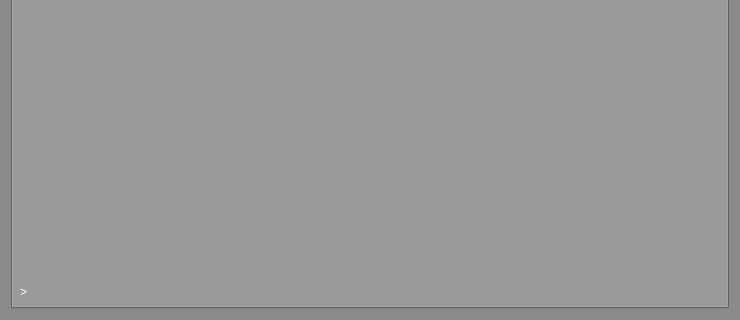
Qt form src/qt/forms/rpcconsole.ui (Sterlingcoin/Sterlingcoin-1.7-Release) before a commit; both pictures show x 0 to 740 and y 171 to 491 of the 740 by 491 pixel window.
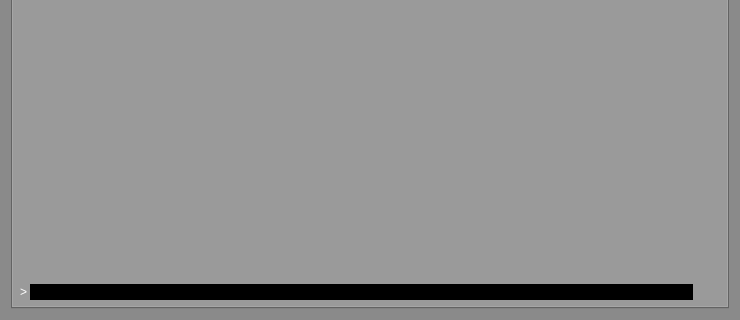
The same form after that commit. The open tabs and pages were chosen to show the change. Icons and pictures are not drawn.

Commit message: RPC console input style tweek for dark text inputs match

```diff
--- a/src/qt/forms/rpcconsole.ui
+++ b/src/qt/forms/rpcconsole.ui
@@ -5292,7 +5292,7 @@
               </colorrole>
               <colorrole role="Button">
                <brush brushstyle="SolidPattern">
-                <color alpha="0">
+                <color alpha="255">
                  <red>0</red>
                  <green>0</green>
                  <blue>0</blue>
@@ -5319,7 +5319,7 @@
               </colorrole>
               <colorrole role="Base">
                <brush brushstyle="SolidPattern">
-                <color alpha="0">
+                <color alpha="255">
                  <red>0</red>
                  <green>0</green>
                  <blue>0</blue>
@@ -5328,7 +5328,7 @@
               </colorrole>
               <colorrole role="Window">
                <brush brushstyle="SolidPattern">
-                <color alpha="0">
+                <color alpha="255">
                  <red>0</red>
                  <green>0</green>
                  <blue>0</blue>
@@ -5357,7 +5357,7 @@
               </colorrole>
               <colorrole role="Button">
                <brush brushstyle="SolidPattern">
-                <color alpha="0">
+                <color alpha="255">
                  <red>0</red>
                  <green>0</green>
                  <blue>0</blue>
@@ -5384,7 +5384,7 @@
               </colorrole>
               <colorrole role="Base">
                <brush brushstyle="SolidPattern">
-                <color alpha="0">
+                <color alpha="255">
                  <red>0</red>
                  <green>0</green>
                  <blue>0</blue>
@@ -5393,7 +5393,7 @@
               </colorrole>
               <colorrole role="Window">
                <brush brushstyle="SolidPattern">
-                <color alpha="0">
+                <color alpha="255">
                  <red>0</red>
                  <green>0</green>
                  <blue>0</blue>
@@ -5422,7 +5422,7 @@
               </colorrole>
               <colorrole role="Button">
                <brush brushstyle="SolidPattern">
-                <color alpha="0">
+                <color alpha="255">
                  <red>0</red>
                  <green>0</green>
                  <blue>0</blue>
@@ -5449,7 +5449,7 @@
               </colorrole>
               <colorrole role="Base">
                <brush brushstyle="SolidPattern">
-                <color alpha="0">
+                <color alpha="255">
                  <red>0</red>
                  <green>0</green>
                  <blue>0</blue>
@@ -5458,7 +5458,7 @@
               </colorrole>
               <colorrole role="Window">
                <brush brushstyle="SolidPattern">
-                <color alpha="0">
+                <color alpha="255">
                  <red>0</red>
                  <green>0</green>
                  <blue>0</blue>
@@ -5484,7 +5484,7 @@
             <bool>false</bool>
            </property>
            <property name="styleSheet">
-            <string notr="true">background: transparent; color: rgb(255,255,255);</string>
+            <string notr="true">background-color: rgb(0,0,0); color: rgb(255,255,255);</string>
            </property>
           </widget>
          </item>
```
